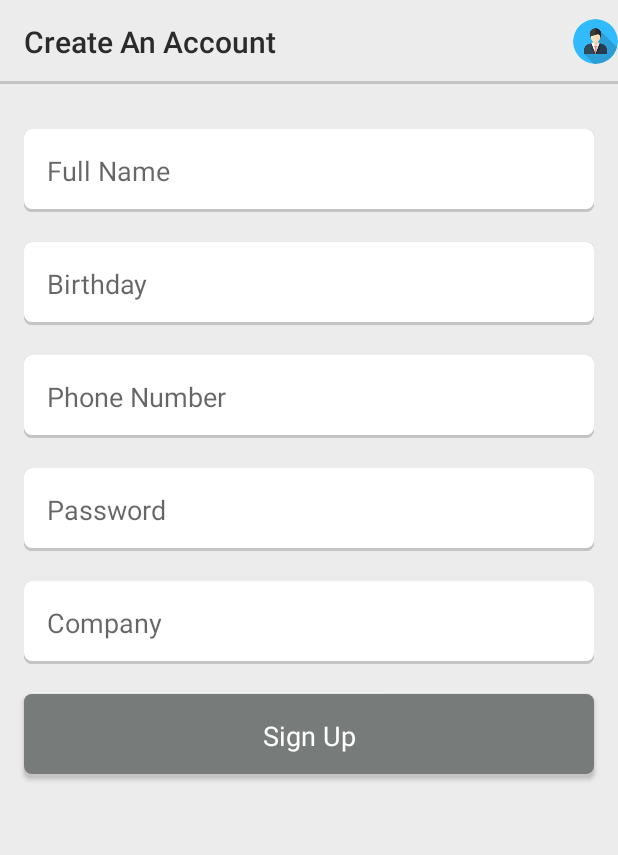
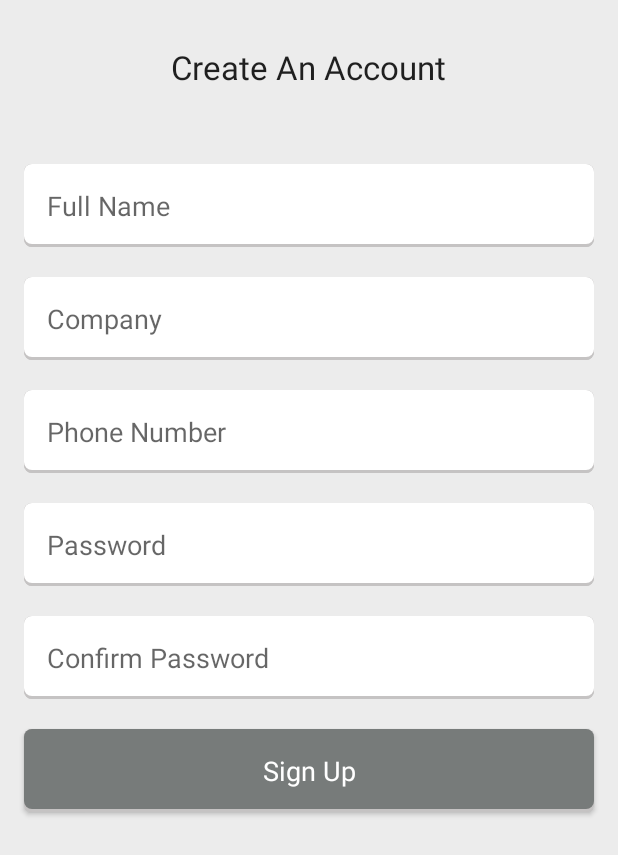
Before and after one commit to enochviewu95/TheReceiptBook, an Android app: the RegisterActivity screen opened directly, with no data from a screen before it, on a phone screen of 412 x 824 dp. Shown: the top 855 px of the screen. Run offline under Robolectric (Android 15) with nearby library versions, the phone set to English and light mode, and no system bars; our stand-ins replace Volley; network calls fail.

Commit message:
Registration of user

```diff
--- a/app/src/main/java/com/example/thereceiptbook/RegisterActivity.java
+++ b/app/src/main/java/com/example/thereceiptbook/RegisterActivity.java
@@ -1,19 +1,109 @@
 package com.example.thereceiptbook;
 
+import android.app.ProgressDialog;
+import android.content.Intent;
+import android.support.design.widget.TextInputEditText;
 import android.support.v7.app.AppCompatActivity;
 import android.os.Bundle;
 import android.support.v7.widget.Toolbar;
+import android.view.View;
+import android.widget.Button;
+import android.widget.TextView;
+import android.widget.Toast;
+
+import com.android.volley.AuthFailureError;
+import com.android.volley.Request;
+import com.android.volley.RequestQueue;
+import com.android.volley.Response;
+import com.android.volley.VolleyError;
+import com.android.volley.toolbox.StringRequest;
+import com.example.thereceiptbook.VolleyClasses.MySingleton;
+import com.example.thereceiptbook.VolleyClasses.MyVolley;
+
+import java.util.HashMap;
+import java.util.Map;
 
 public class RegisterActivity extends AppCompatActivity {
+
+    private Button signUp;
+    private TextInputEditText fullName;
+    private TextInputEditText companyName;
+    private TextInputEditText phoneNumber;
+    private TextInputEditText userPassword;
+    private TextInputEditText confirmUserPassword;
+    private ProgressDialog progressDialog;
+    //private final Class aClass = RegisterActivity.class;
+    private final String pageUrl = "http://192.168.137.1/thereceiptbook/registerUser.php";
 
     @Override
     protected void onCreate(Bundle savedInstanceState) {
         super.onCreate(savedInstanceState);
         setContentView(R.layout.activity_register);
 
-        //Set the applicationtoolbar for the registration activity
-        Toolbar toolbar = findViewById(R.id.toolbarNav);
-        setSupportActionBar(toolbar);
-        toolbar.setTitleTextColor(getResources().getColor(R.color.titlecolor));
+
+        //Initialize the various fields
+        fullName = findViewById(R.id.full_name);
+        companyName = findViewById(R.id.company_name);
+        phoneNumber = findViewById(R.id.phone_number);
+        userPassword = findViewById(R.id.password);
+        confirmUserPassword = findViewById(R.id.confirm_password);
+        progressDialog = new ProgressDialog(this);
+        signUp = findViewById(R.id.sign_up_button);
+
+
+        //Create an onClick Listener for button
+        signUp.setOnClickListener(new View.OnClickListener() {
+            @Override
+            public void onClick(View v) {
+                createUser();
+            }
+        });
+
+    }
+
+
+    private void createUser() {
+
+        progressDialog.setMessage("Registering User ...");
+        progressDialog.show();
+
+        //Save user input in string
+        final String userFullName = fullName.getText().toString().trim();
+        final String userCompanyName = companyName.getText().toString().trim();
+        final String userPhoneNumber = phoneNumber.getText().toString().trim();
+        final String userPasswordValue = userPassword.getText().toString().trim();
+        final String userConfirmedPassword = confirmUserPassword.getText().toString().trim();
+
+        RequestQueue requestQueue = MySingleton.getInstance(getApplicationContext()).
+                getRequestQueue();
+        requestQueue.start();
+        StringRequest stringRequest = new StringRequest(Request.Method.POST, pageUrl,
+                new Response.Listener<String>() {
+                    @Override
+                    public void onResponse(String response) {
+                        progressDialog.dismiss();
+                        Toast.makeText(getApplicationContext(),response,Toast.LENGTH_LONG).show();
+                        Intent intent = new Intent(RegisterActivity.this,LoginActivity.class);
+                        startActivity(intent);
+                    }
+                }, new Response.ErrorListener() {
+            @Override
+            public void onErrorResponse(VolleyError error) {
+                progressDialog.hide();
+                Toast.makeText(getApplicationContext(),error.getMessage(),Toast.LENGTH_LONG).show();
+            }
+        }) {
+            @Override
+            protected Map<String, String> getParams() throws AuthFailureError {
+                Map<String, String> params = new HashMap<>();
+                params.put("full_name", userFullName);
+                params.put("company", userCompanyName);
+                params.put("phone_number", userPhoneNumber);
+                params.put("user_pass", userPasswordValue);
+                params.put("confirm_password", userConfirmedPassword);
+                return params;
+            }
+        };
+        MySingleton.getInstance(getApplicationContext()).addToRequestQueue(stringRequest);
     }
 }
--- a/app/src/main/res/layout/activity_register.xml
+++ b/app/src/main/res/layout/activity_register.xml
@@ -8,9 +8,14 @@
     android:orientation="vertical"
     android:background="#ECECEC">
 
-    <include
-        android:id="@+id/toolbarNav"
-        layout="@layout/applicationtoolbar"/>
+    <TextView
+        android:layout_width="wrap_content"
+        android:layout_height="wrap_content"
+        android:layout_gravity="center"
+        android:text="@string/create_account"
+        android:layout_marginTop="30dp"
+        android:layout_marginBottom="20dp"
+        android:textAppearance="?android:attr/textAppearanceLarge"/>
 
     <android.support.design.widget.TextInputEditText
         android:id="@+id/full_name"
@@ -26,17 +31,16 @@
         android:background="@drawable/rounded_edittext"
         />
 
-
     <android.support.design.widget.TextInputEditText
-        android:id="@+id/birthday"
+        android:id="@+id/company_name"
         android:layout_width="match_parent"
         android:layout_marginTop="20dp"
         android:layout_height="wrap_content"
         android:layout_marginStart="16dp"
         android:layout_marginEnd="16dp"
+        android:inputType="text"
         android:padding="15dp"
-        android:inputType="date"
-        android:hint="@string/birthday"
+        android:hint="@string/company"
         android:maxLength="30"
         android:background="@drawable/rounded_edittext"/>
 
@@ -67,21 +71,23 @@
         android:maxLength="30"
         android:background="@drawable/rounded_edittext" />
 
-
     <android.support.design.widget.TextInputEditText
-        android:id="@+id/company_name"
+        android:id="@+id/confirm_password"
         android:layout_width="match_parent"
         android:layout_marginTop="20dp"
         android:layout_height="wrap_content"
         android:layout_marginStart="16dp"
         android:layout_marginEnd="16dp"
-        android:inputType="text"
         android:padding="15dp"
-        android:hint="@string/company"
+        android:inputType="textPassword"
+        android:hint="@string/confirm_password"
         android:maxLength="30"
-        android:background="@drawable/rounded_edittext"/>
+        android:background="@drawable/rounded_edittext" />
+
+
 
     <android.widget.Button
+        android:id="@+id/sign_up_button"
         android:layout_width="match_parent"
         android:layout_height="wrap_content"
         android:padding="15dp"
--- a/app/src/main/res/values/strings.xml
+++ b/app/src/main/res/values/strings.xml
@@ -26,4 +26,6 @@
     <string name="logout">logout</string>
     <string name="settings">Settings</string>
     <string name="dummy_text">Name Surname Lorem ipsum dolor sit amet, consectetur adipisicing elit, sed do eiusmod tempor incididunt.</string>
+    <string name="create_account">Create An Account</string>
+    <string name="confirm_password">Confirm Password</string>
 </resources>
```
Also changed, not shown: app/src/main/java/com/example/thereceiptbook/SplashScreen.java (+24 -4 lines), app/src/main/java/com/example/thereceiptbook/VolleyClasses/MyVolley.java (added, +53 -0 lines).
